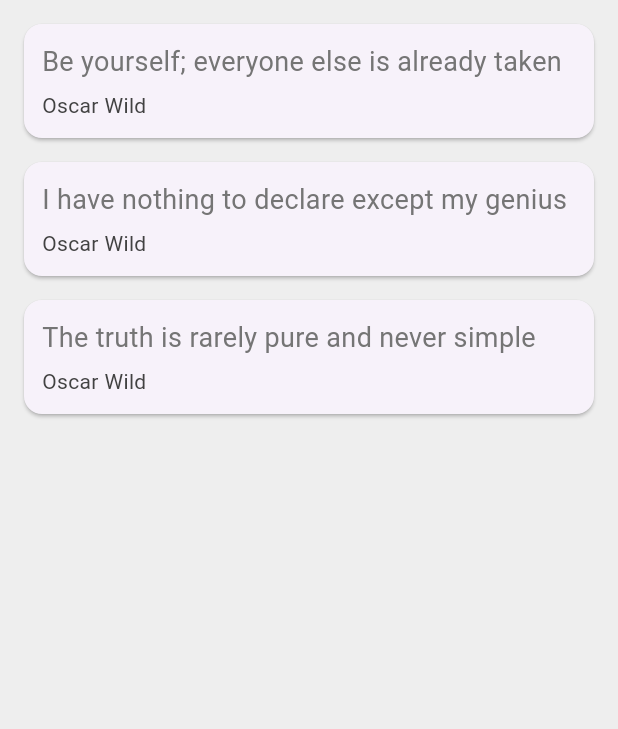
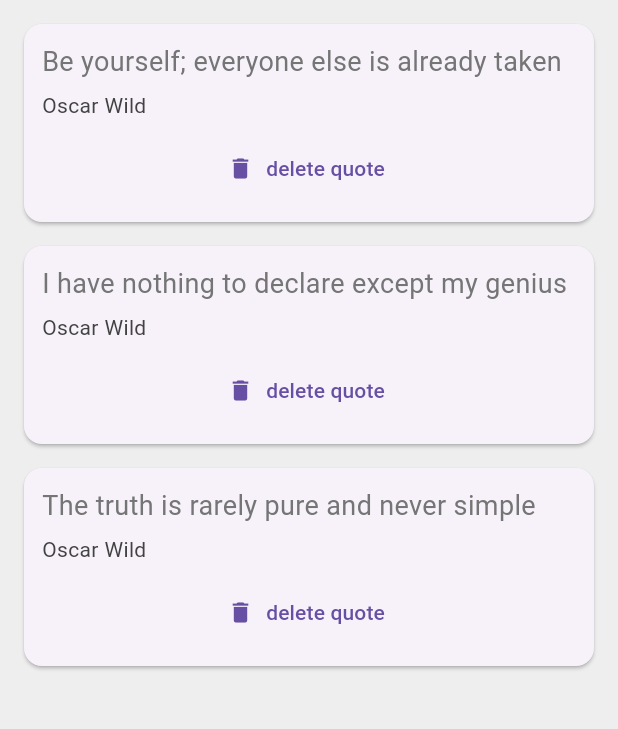
Before and after one commit to MelodyMarvel/flutter_quotes, a Flutter app: the screen it shows after launch, on a phone screen of 412 x 824 dp, the part 84-813 px from its top. Run offline on Flutter 3.47's test engine with Material 3 defaults, Android fonts, the phone set to English and light mode, and no system bars.

Commit message:
added delete button

```diff
--- a/lib/main.dart
+++ b/lib/main.dart
@@ -39,6 +39,7 @@
 
 
  //CARD FORMAT
+
 import 'package:flutter/material.dart';
 import 'quote.dart';
 import 'quote_card.dart';
@@ -70,7 +71,14 @@ class _QuoteListState extends State<QuoteList> {
         backgroundColor: Colors.redAccent,
       ),
       body: Column(
-        children: quotes.map((quote) => QuoteCard(quote:quote)).toList(),
+        children: quotes.map((quote) => QuoteCard(
+          quote:quote,
+          delete:(){
+            setState(() {
+              quotes.remove(quote);
+            });
+          }
+          )).toList(),
         ),
     );
   }
--- a/lib/quote_card.dart
+++ b/lib/quote_card.dart
@@ -1,9 +1,11 @@
 import 'package:flutter/material.dart';
 import 'quote.dart';
+
+
 class QuoteCard extends StatelessWidget {
-
   final Quote quote;
-  QuoteCard({required this.quote});
+  final delete;
+  QuoteCard({required this.quote, required this.delete});
 
 
   @override
@@ -32,12 +34,12 @@ class QuoteCard extends StatelessWidget {
               ),
               ),
 
-              // SizedBox(height: 8.0),
-              // ElevatedButton.icon(
-              //   onPressed:(){},
-              //   label: Text('delete quote'),
-              //   icon: Icon(Icons.delete),
-             // )
+              SizedBox(height: 8.0),
+              TextButton.icon(
+                onPressed:delete,
+                label: Text('delete quote'),
+                icon: Icon(Icons.delete),
+             )
           ]
           ),
       ),
```
